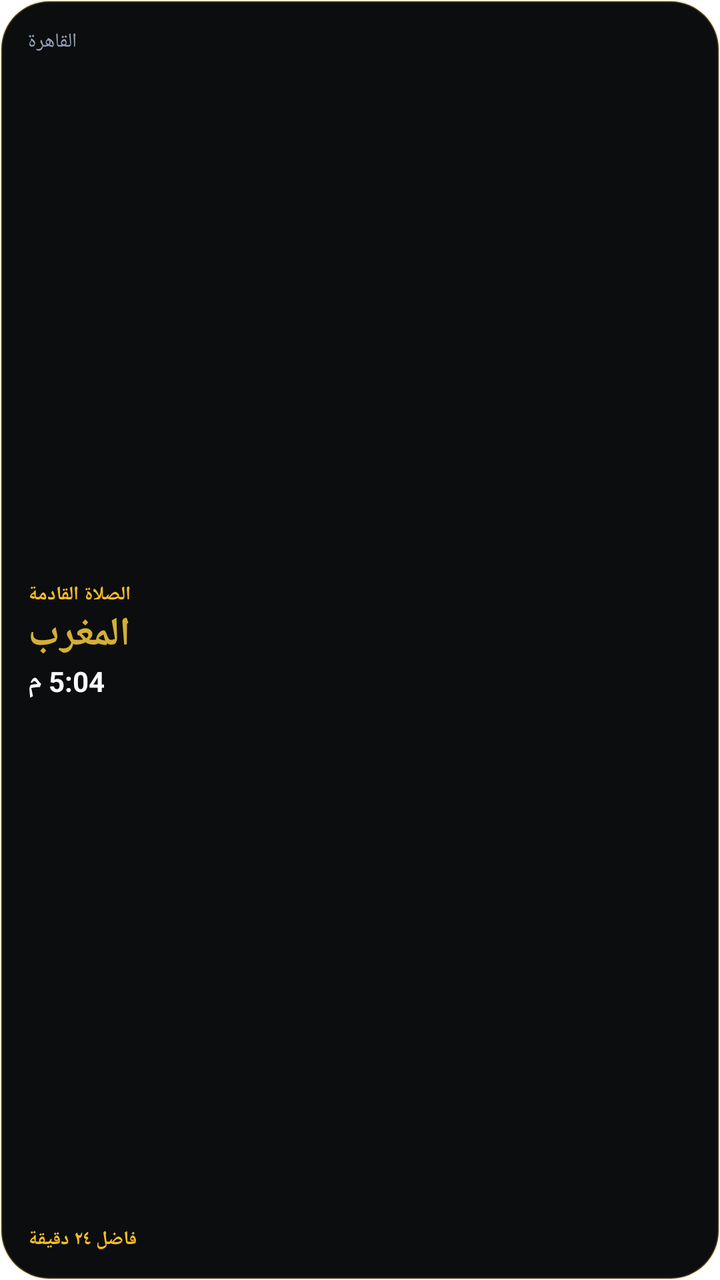
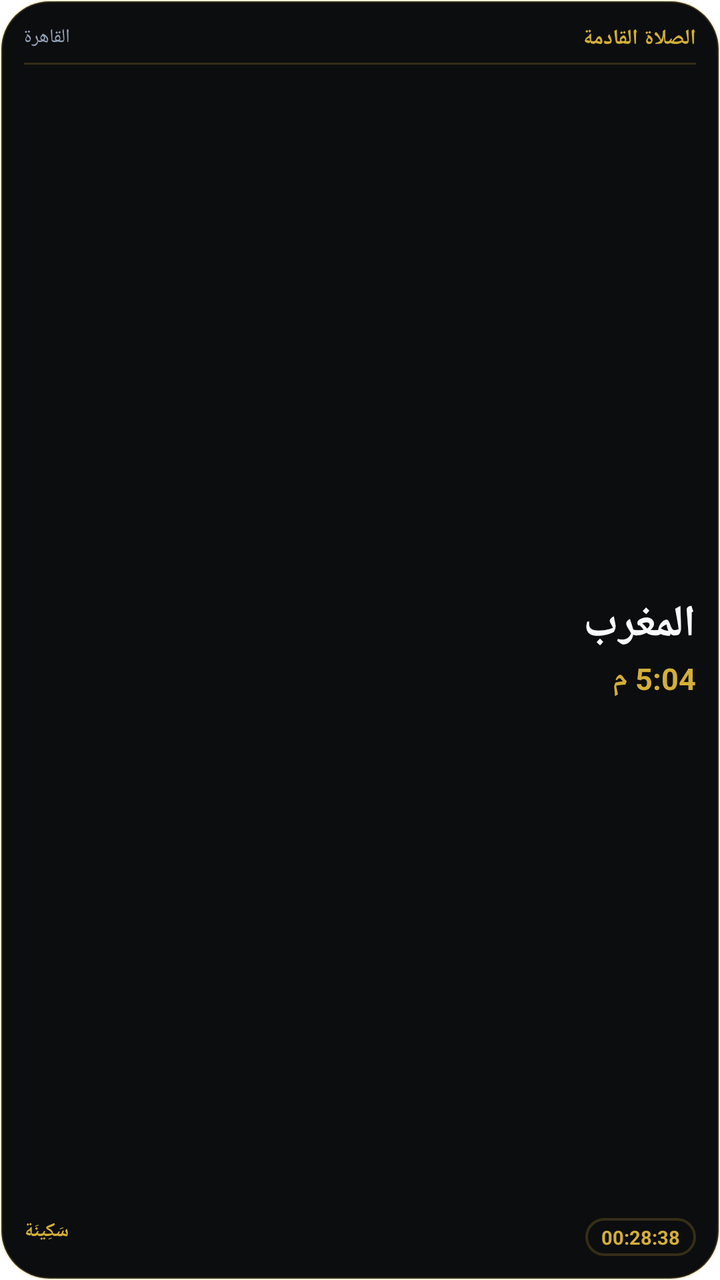

Screens rendered from an Android XML layout before and after an edit, with the pre-edit source and the edit as a unified diff.
<!-- AndroidManifest.xml: fallback theme Theme.MaterialComponents.DayNight.NoActionBar -->
<!-- res/layout/widget_prayer_small.xml -->
<?xml version="1.0" encoding="utf-8"?>
<FrameLayout xmlns:android="http://schemas.android.com/apk/res/android"
    android:id="@+id/widget_root"
    android:layout_width="match_parent"
    android:layout_height="match_parent"
    android:background="@drawable/widget_background">

    
    <LinearLayout
        android:id="@+id/widget_fallback"
        android:layout_width="match_parent"
        android:layout_height="match_parent"
        android:orientation="vertical"
        android:padding="14dp"
        android:visibility="visible">

        <TextView
            android:layout_width="wrap_content"
            android:layout_height="wrap_content"
            android:text="القاهرة"
            android:textColor="#94A3B8"
            android:textSize="10sp" />

        <LinearLayout
            android:layout_width="match_parent"
            android:layout_height="0dp"
            android:layout_weight="1"
            android:gravity="center_vertical"
            android:orientation="vertical">
            <TextView
                android:layout_width="wrap_content"
                android:layout_height="wrap_content"
                android:text="الصلاة القادمة"
                android:textColor="#FBBF24"
                android:textSize="9.5sp"
                android:textStyle="bold" />
            <TextView
                android:layout_width="wrap_content"
                android:layout_height="wrap_content"
                android:text="المغرب"
                android:textColor="#D4AF37"
                android:textSize="20sp"
                android:textStyle="bold" />
            <TextView
                android:layout_width="wrap_content"
                android:layout_height="wrap_content"
                android:text="5:04 م"
                android:textColor="#F8FAFC"
                android:textSize="14sp"
                android:textStyle="bold" />
        </LinearLayout>

        <TextView
            android:layout_width="wrap_content"
            android:layout_height="wrap_content"
            android:text="فاضل ٢٤ دقيقة"
            android:textColor="#FBBF24"
            android:textSize="9.5sp"
            android:textStyle="bold" />
    </LinearLayout>

    <ImageView
        android:id="@+id/widget_image"
        android:layout_width="match_parent"
        android:layout_height="match_parent"
        android:scaleType="fitXY"
        android:visibility="gone"
        android:contentDescription="@string/widget_prayer_small_name" />

</FrameLayout>
<!-- resources referenced by this layout -->
<resources>
  <!-- drawable widget_background (drawable) -->
  <?xml version="1.0" encoding="utf-8"?>
  <shape xmlns:android="http://schemas.android.com/apk/res/android"
      android:shape="rectangle">
      <solid android:color="#0C0D0F" />
      <corners android:radius="24dp" />
      <stroke
          android:width="1.2dp"
          android:color="#33D4AF37" />
  </shape>
  <string name="widget_prayer_small_name">مواقيت الصلاة (مصغر)</string>
</resources>

<!-- the commit's change to res/layout/widget_prayer_small.xml (unified diff, before → after) -->
@@ -10,53 +10,88 @@
         android:id="@+id/widget_fallback"
         android:layout_width="match_parent"
         android:layout_height="match_parent"
+        android:layoutDirection="rtl"
         android:orientation="vertical"
-        android:padding="14dp"
+        android:padding="12dp"
         android:visibility="visible">
 
-        <TextView
-            android:layout_width="wrap_content"
-            android:layout_height="wrap_content"
-            android:text="القاهرة"
-            android:textColor="#94A3B8"
-            android:textSize="10sp" />
+        
+        <RelativeLayout
+            android:layout_width="match_parent"
+            android:layout_height="wrap_content">
+            <TextView
+                android:layout_width="wrap_content"
+                android:layout_height="wrap_content"
+                android:layout_alignParentStart="true"
+                android:text="الصلاة القادمة"
+                android:textColor="#D4AF37"
+                android:textSize="10.5sp"
+                android:textStyle="bold" />
+            <TextView
+                android:layout_width="wrap_content"
+                android:layout_height="wrap_content"
+                android:layout_alignParentEnd="true"
+                android:text="القاهرة"
+                android:textColor="#94A3B8"
+                android:textSize="9.5sp" />
+        </RelativeLayout>
 
+        
+        <View
+            android:layout_width="match_parent"
+            android:layout_height="1dp"
+            android:layout_marginTop="5dp"
+            android:layout_marginBottom="5dp"
+            android:background="#33D4AF37" />
+
+        
         <LinearLayout
             android:layout_width="match_parent"
             android:layout_height="0dp"
             android:layout_weight="1"
-            android:gravity="center_vertical"
+            android:gravity="center_vertical|start"
             android:orientation="vertical">
             <TextView
                 android:layout_width="wrap_content"
                 android:layout_height="wrap_content"
-                android:text="الصلاة القادمة"
-                android:textColor="#FBBF24"
+                android:text="المغرب"
+                android:textColor="#F8FAFC"
+                android:textSize="22sp"
+                android:textStyle="bold" />
+            <TextView
+                android:layout_width="wrap_content"
+                android:layout_height="wrap_content"
+                android:layout_marginTop="2dp"
+                android:text="5:04 م"
+                android:textColor="#D4AF37"
+                android:textSize="15sp"
+                android:textStyle="bold" />
+        </LinearLayout>
+
+        
+        <RelativeLayout
+            android:layout_width="match_parent"
+            android:layout_height="wrap_content">
+            <TextView
+                android:layout_width="wrap_content"
+                android:layout_height="wrap_content"
+                android:layout_alignParentStart="true"
+                android:background="@drawable/widget_background"
+                android:paddingHorizontal="8dp"
+                android:paddingVertical="3dp"
+                android:text="00:28:38"
+                android:textColor="#D4AF37"
                 android:textSize="9.5sp"
                 android:textStyle="bold" />
             <TextView
                 android:layout_width="wrap_content"
                 android:layout_height="wrap_content"
-                android:text="المغرب"
+                android:layout_alignParentEnd="true"
+                android:text="سَكِينَة"
                 android:textColor="#D4AF37"
-                android:textSize="20sp"
+                android:textSize="9.5sp"
                 android:textStyle="bold" />
-            <TextView
-                android:layout_width="wrap_content"
-                android:layout_height="wrap_content"
-                android:text="5:04 م"
-                android:textColor="#F8FAFC"
-                android:textSize="14sp"
-                android:textStyle="bold" />
-        </LinearLayout>
-
-        <TextView
-            android:layout_width="wrap_content"
-            android:layout_height="wrap_content"
-            android:text="فاضل ٢٤ دقيقة"
-            android:textColor="#FBBF24"
-            android:textSize="9.5sp"
-            android:textStyle="bold" />
+        </RelativeLayout>
     </LinearLayout>
 
     <ImageView
